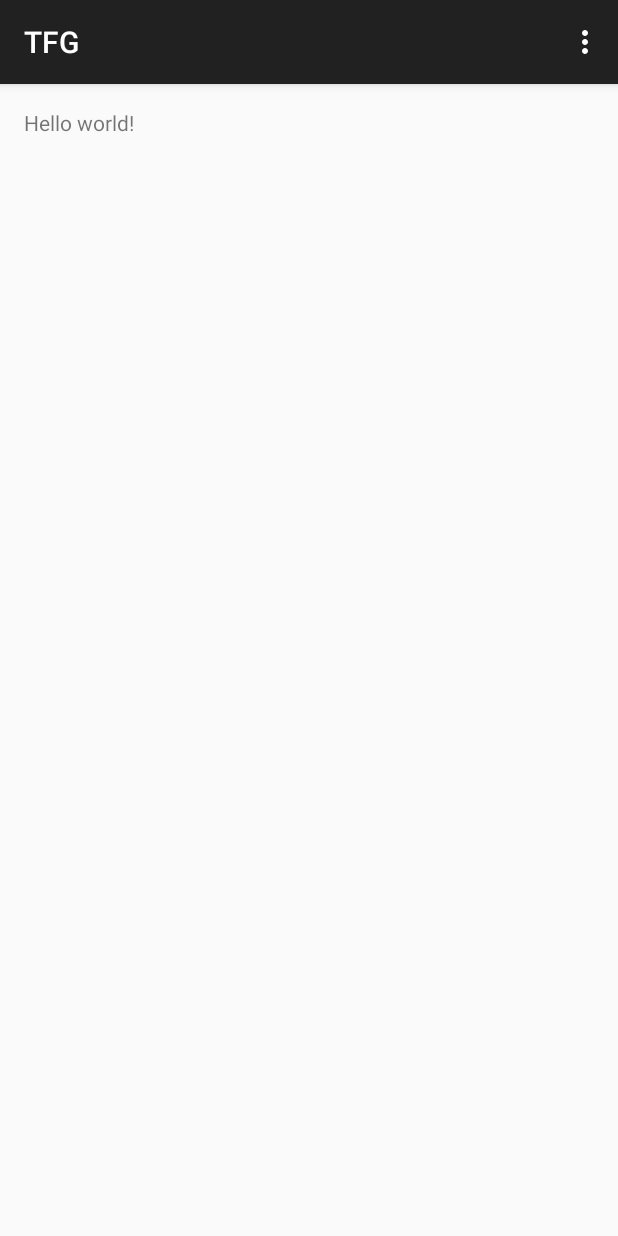
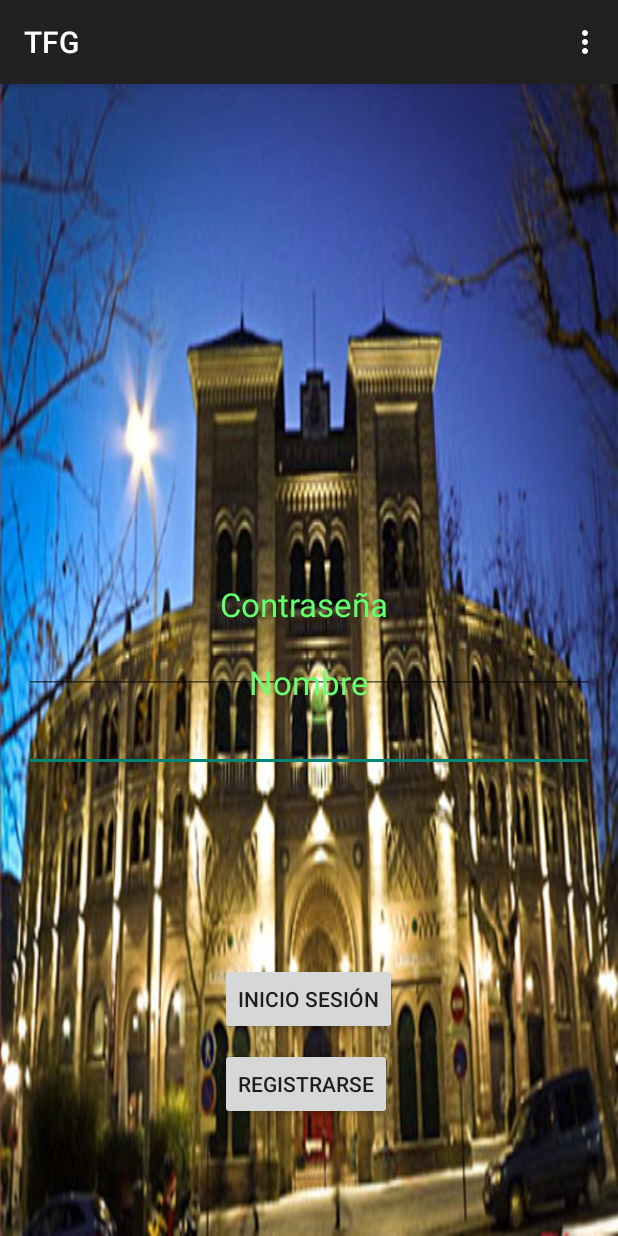
Before and after one commit to lrdzero/TFG, an Android app: the screen it shows after launch (MainActivity), on a phone screen of 412 x 824 dp. Run offline under Robolectric (Android 15) with nearby library versions, the phone set to English and light mode, and no system bars.

Commit message:
Con InicioSesion

```diff
--- a/app/src/main/res/layout/activity_main.xml
+++ b/app/src/main/res/layout/activity_main.xml
@@ -3,10 +3,71 @@
     android:layout_height="match_parent" android:paddingLeft="@dimen/activity_horizontal_margin"
     android:paddingRight="@dimen/activity_horizontal_margin"
     android:paddingTop="@dimen/activity_vertical_margin"
-    android:paddingBottom="@dimen/activity_vertical_margin" tools:context=".MainActivity">
+    android:paddingBottom="@dimen/activity_vertical_margin" tools:context=".MainActivity"
+    android:background="@drawable/plaza">
 
-    <TextView android:text="@string/hello_world" android:layout_width="wrap_content"
+    <Button
+        android:layout_width="wrap_content"
         android:layout_height="wrap_content"
-        android:id="@+id/hello_world" />
+        android:text="Inicio Sesión"
+        android:id="@+id/botonSesion"
+        android:layout_alignParentBottom="true"
+        android:layout_centerHorizontal="true"
+        android:layout_marginBottom="118dp" />
 
+    <Button
+        android:layout_width="wrap_content"
+        android:layout_height="wrap_content"
+        android:text="Registrarse"
+        android:id="@+id/botonRegistro"
+        android:layout_alignParentBottom="true"
+        android:layout_alignLeft="@+id/botonSesion"
+        android:layout_alignStart="@+id/botonSesion"
+        android:layout_marginBottom="61dp" />
+
+    <EditText
+        android:layout_width="wrap_content"
+        android:layout_height="wrap_content"
+        android:inputType="textPersonName"
+        android:ems="10"
+        android:id="@+id/nombre"
+        android:layout_above="@+id/botonSesion"
+        android:layout_marginBottom="127dp"
+        android:layout_alignParentRight="true"
+        android:layout_alignParentEnd="true"
+        android:layout_alignParentLeft="true"
+        android:layout_alignParentStart="true" />
+
+    <EditText
+        android:layout_width="wrap_content"
+        android:layout_height="wrap_content"
+        android:inputType="textPassword"
+        android:ems="10"
+        android:id="@+id/contrasenia"
+        android:layout_centerVertical="true"
+        android:layout_alignParentLeft="true"
+        android:layout_alignParentStart="true"
+        android:layout_alignRight="@+id/nombre"
+        android:layout_alignEnd="@+id/nombre" />
+
+    <TextView
+        android:layout_width="wrap_content"
+        android:layout_height="wrap_content"
+        android:textAppearance="?android:attr/textAppearanceLarge"
+        android:text="Nombre"
+        android:id="@+id/textView4"
+        android:layout_above="@+id/nombre"
+        android:layout_centerHorizontal="true"
+        android:textColor="#ff6aff70" />
+
+    <TextView
+        android:layout_width="wrap_content"
+        android:layout_height="wrap_content"
+        android:textAppearance="?android:attr/textAppearanceLarge"
+        android:text="Contraseña"
+        android:id="@+id/textView5"
+        android:layout_above="@+id/contrasenia"
+        android:layout_alignLeft="@+id/botonSesion"
+        android:layout_alignStart="@+id/botonSesion"
+        android:textColor="#ff62ff6e" />
 </RelativeLayout>
```
Also changed, not shown: app/src/main/res/drawable/plaza.jpg (added).
